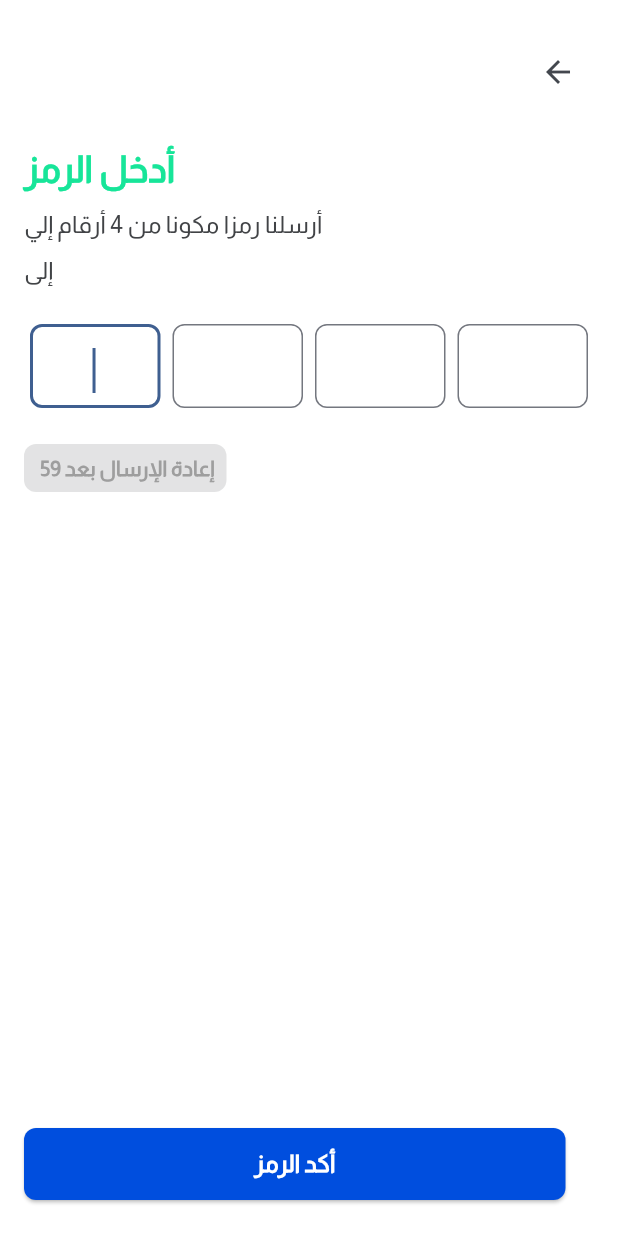
After one commit to hayam-tarek/Mini-Sherkety-app, a Flutter app: the screen it shows after launch, after a tap on "ألتالي", on a phone screen of 412 x 824 dp. The commit adds this screen. Run offline on Flutter 3.47's test engine with Material 3 defaults, Android fonts, the light colour scheme and no system bars; our stand-ins replace country_code_picker.

Commit message:
i created the ,forget password,create new password, complete screen

```diff
--- a/apps/sherkety_flutter_app/lib/core/constants/asset_images.dart
+++ b/apps/sherkety_flutter_app/lib/core/constants/asset_images.dart
@@ -2,4 +2,5 @@ abstract class AssetImages {
   static const String appleIcon = 'assets/images/cib_apple.png';
   static const String googleIcon = 'assets/images/google_ic.png';
   static const String linkedInIcon = 'assets/images/Social_icon.png';
+  static const String check = 'assets/images/check.png';
 }
--- /dev/null
+++ b/apps/sherkety_flutter_app/lib/features/auth/presentation/view/create_pass_otp_view.dart
@@ -0,0 +1,115 @@
+import 'package:flutter/material.dart';
+import 'package:flutter_library/ui_lib.dart';
+import 'package:sherkety_flutter_app/core/constants/asset_spacing.dart';
+import 'package:sherkety_flutter_app/core/shared/widgets/base_spacing.dart';
+import 'package:sherkety_flutter_app/core/shared/widgets/small_space.dart';
+import 'package:sherkety_flutter_app/core/theme/styles.dart';
+import 'package:sherkety_flutter_app/features/auth/presentation/view/widgets/resend_code_button.dart';
+
+import 'create_new_pass_login_view.dart';
+
+class CreatePassOtpView extends StatefulWidget {
+  const CreatePassOtpView({
+    super.key,
+    required this.phoneNumber,
+  });
+  final String phoneNumber;
+
+  @override
+  State<CreatePassOtpView> createState() => _VerifyViewState();
+}
+
+class _VerifyViewState extends State<CreatePassOtpView> {
+  final List<TextEditingController> controllers = List.generate(
+    4,
+    (index) => TextEditingController(),
+  );
+
+  String getCode() {
+    return controllers.map((controller) => controller.text).join();
+  }
+
+  String? fullCode;
+
+  @override
+  Widget build(BuildContext context) {
+    return Scaffold(
+      body: SafeArea(
+        child: Padding(
+          padding: const EdgeInsets.symmetric(
+            horizontal: AssetSpacing.paddingHorizontal,
+            vertical: AssetSpacing.paddingVertical,
+          ),
+          child: Column(
+            crossAxisAlignment: CrossAxisAlignment.start,
+            children: [
+              const Align(
+                alignment: Alignment.centerRight,
+                child: BackButton(),
+              ),
+              const BaseSpacing(),
+              Text(
+                'أدخل الرمز',
+                style: Styles.headline200Heavy,
+              ),
+              const SmallSpace(),
+              Text(
+                'أرسلنا رمزا مكونا من 4 أرقام إلي',
+                style: Styles.paragraph100Light,
+              ),
+              const SmallSpace(),
+              Row(
+                mainAxisAlignment: MainAxisAlignment.spaceBetween,
+                children: [
+                  Text(
+                    'إلى ${widget.phoneNumber} ',
+                    style: Styles.paragraph100Light,
+                  ),
+                ],
+              ),
+              const BaseSpacing(),
+              CodeInput(
+                controllers: controllers,
+              ),
+              const BaseSpacing(),
+              const SizedBox(
+                width: 135,
+                height: 32,
+                child: ResendCodeButton(),
+              ),
+              const Expanded(
+                child: SizedBox(
+                  width: double.infinity,
+                ),
+              ),
+              DefaultButton(
+                text: 'أكد الرمز',
+                onPressed: () {
+                  fullCode = getCode();
+                  if (fullCode != null) {
+                    if (fullCode!.length != 4) {
+                      ScaffoldMessenger.of(context).showSnackBar(
+                        const SnackBar(
+                          content: Text('الرمز يجب أن يكون 4 أرقام'),
+                        ),
+                      );
+                    } else {
+                      // Navigate to the next page
+                      Navigator.push(
+                        context,
+                        MaterialPageRoute(
+                          builder: (context) =>
+                              const CreateNewPassLoginView(), // Replace with your next screen
+                        ),
+                      );
+                    }
+                  }
+                },
+              ),
+            ],
+          ),
+        ),
+      ),
+    );
+  }
+}
--- /dev/null
+++ b/apps/sherkety_flutter_app/lib/features/auth/presentation/view/forget_password_view.dart
@@ -0,0 +1,65 @@
+import 'package:flutter/material.dart';
+import 'package:flutter_library/widgets/default_button.dart';
+import 'package:flutter_library/widgets/phone_number.dart';
+import 'package:sherkety_flutter_app/core/constants/asset_spacing.dart';
+import 'package:sherkety_flutter_app/core/shared/widgets/base_spacing.dart';
+import 'package:sherkety_flutter_app/core/theme/styles.dart';
+import 'package:sherkety_flutter_app/features/auth/presentation/view/create_pass_otp_view.dart';
+import 'package:sherkety_flutter_app/features/auth/presentation/view/widgets/remeber_pass.dart';
+import 'package:sherkety_flutter_app/features/auth/presentation/view/widgets/terms_of_service_privacy_policy.dart';
+
+class ForgetPasswordView extends StatelessWidget {
+  ForgetPasswordView({super.key});
+  final TextEditingController controller = TextEditingController();
+
+  @override
+  Widget build(BuildContext context) {
+    return Scaffold(
+      body: SafeArea(
+        child: Padding(
+          padding: const EdgeInsets.symmetric(
+            horizontal: AssetSpacing.paddingHorizontal,
+            vertical: AssetSpacing.paddingVertical,
+          ),
+          child: SingleChildScrollView(
+            child: Column(
+              crossAxisAlignment: CrossAxisAlignment.start,
+              children: [
+                const Align(
+                  alignment: Alignment.centerRight,
+                  child: BackButton(),
+                ),
+                const BaseSpacing(),
+                Text(' نسيت كلمة السر؟', style: Styles.headline200Heavy),
+                Text(
+                    'لا تقلق! يحدث هذا أحيانًا. من فضلك، أدخل رقم جوالك المرتبط بحسابك.',
+                    style: Styles.paragraph100Light),
+                const BaseSpacing(),
+                PhoneNumber(controller: controller),
+                const BaseSpacing(),
+                const SizedBox(height: 380),
+                const TermsOfServicePrivacyPolicy(),
+                const BaseSpacing(),
+                DefaultButton(
+                  text: 'ألتالي',
+                  onPressed: () {
+                    Navigator.push(
+                      context,
+                      MaterialPageRoute(
+                        builder: (context) => CreatePassOtpView(
+                          phoneNumber: controller.text,
+                        ),
+                      ),
+                    );
+                  },
+                ),
+                const BaseSpacing(),
+                const RemeberPass(),
+              ],
+            ),
+          ),
+        ),
+      ),
+    );
+  }
+}
--- /dev/null
+++ b/apps/sherkety_flutter_app/lib/features/auth/presentation/view/widgets/remeber_pass.dart
@@ -0,0 +1,38 @@
+import 'package:flutter/material.dart';
+import 'package:sherkety_flutter_app/core/theme/styles.dart';
+
+class RemeberPass extends StatelessWidget {
+  const RemeberPass({
+    super.key,
+  });
+
+  @override
+  Widget build(BuildContext context) {
+    return Center(
+      child: Wrap(
+        alignment: WrapAlignment.center,
+        runAlignment: WrapAlignment.center,
+        children: [
+          Text(
+            ' تذكرت كلمة السر؟',
+            style: Styles.paragraph200Light,
+          ),
+          InkWell(
+            onTap: () {
+              // //  Navigator.push(
+              //     context,
+              //     MaterialPageRoute(
+              //       builder: (context) => LoginView(),
+              //   //  ),
+              // );
+            },
+            child: Text(
+              ' أدخل الآن!',
+              style: Styles.paragraph100Heavy,
+            ),
+          ),
+        ],
+      ),
+    );
+  }
+}
--- a/apps/sherkety_flutter_app/lib/main.dart
+++ b/apps/sherkety_flutter_app/lib/main.dart
@@ -3,7 +3,7 @@ import 'package:flutter/material.dart';
 import 'package:flutter_localizations/flutter_localizations.dart';
 import 'package:sherkety_flutter_app/core/constants/asset_colors.dart';
 import 'package:sherkety_flutter_app/core/constants/asset_fonts.dart';
-import 'package:sherkety_flutter_app/features/auth/presentation/view/register_view.dart';
+import 'package:sherkety_flutter_app/features/auth/presentation/view/forget_password_view.dart';
 
 void main() {
   runApp(const SherketyApp());
@@ -36,7 +36,7 @@ class SherketyApp extends StatelessWidget {
         GlobalWidgetsLocalizations.delegate,
         GlobalCupertinoLocalizations.delegate,
       ],
-      home: RegisterView(),
+      home: ForgetPasswordView(),
     );
   }
 }
```
Also changed, not shown: apps/sherkety_flutter_app/lib/features/auth/presentation/view/complete_login_view.dart (added, +56 -0 lines), apps/sherkety_flutter_app/lib/features/auth/presentation/view/create_new_pass_login_view.dart (added, +59 -0 lines), apps/sherkety_flutter_app/lib/features/auth/presentation/view/widgets/create_pass_login_view_body.dart (added, +74 -0 lines), apps/sherkety_flutter_app/lib/features/auth/presentation/view/widgets/forget_pass_text.dart (added, +29 -0 lines), apps/sherkety_flutter_app/lib/features/auth/presentation/view/widgets/no_account_login.dart (added, +31 -0 lines), apps/sherkety_flutter_app/lib/features/auth/presentation/view/widgets/password_text_field.dart (added, +30 -0 lines), apps/sherkety_flutter_app/assets/images/check.png (added), apps/sherkety_flutter_app/lib/features/auth/presentation/view/widgets/phone_number_hide.dart (added).
